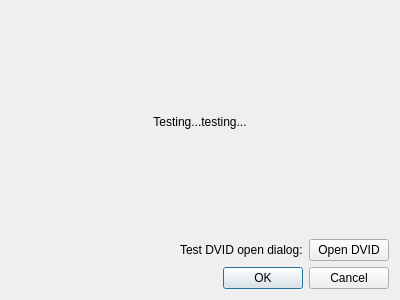
The window that neurolabi/gui/dialogs/ztestdialog2.ui (janelia-flyem/NeuTu) describes before a commit, drawn with Qt 5.
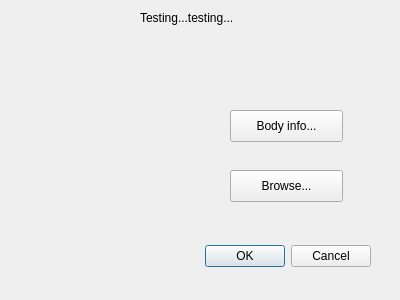
The same window after the commit.

Commit message: Revert "New dvid open dialog"

Patch:
```diff
--- a/neurolabi/gui/dialogs/ztestdialog2.ui
+++ b/neurolabi/gui/dialogs/ztestdialog2.ui
@@ -13,59 +13,61 @@
   <property name="windowTitle">
    <string>Dialog</string>
   </property>
-  <layout class="QVBoxLayout" name="verticalLayout">
-   <item>
-    <widget class="QLabel" name="label">
-     <property name="text">
-      <string>Testing...testing...</string>
-     </property>
-     <property name="alignment">
-      <set>Qt::AlignCenter</set>
-     </property>
-    </widget>
-   </item>
-   <item>
-    <layout class="QHBoxLayout" name="horizontalLayout">
-     <item>
-      <spacer name="horizontalSpacer">
-       <property name="orientation">
-        <enum>Qt::Horizontal</enum>
-       </property>
-       <property name="sizeHint" stdset="0">
-        <size>
-         <width>40</width>
-         <height>20</height>
-        </size>
-       </property>
-      </spacer>
-     </item>
-     <item>
-      <widget class="QLabel" name="label_3">
-       <property name="text">
-        <string>Test DVID open dialog:</string>
-       </property>
-      </widget>
-     </item>
-     <item>
-      <widget class="QPushButton" name="openDvidButton">
-       <property name="text">
-        <string>Open DVID</string>
-       </property>
-      </widget>
-     </item>
-    </layout>
-   </item>
-   <item>
-    <widget class="QDialogButtonBox" name="buttonBox">
-     <property name="orientation">
-      <enum>Qt::Horizontal</enum>
-     </property>
-     <property name="standardButtons">
-      <set>QDialogButtonBox::Cancel|QDialogButtonBox::Ok</set>
-     </property>
-    </widget>
-   </item>
-  </layout>
+  <widget class="QDialogButtonBox" name="buttonBox">
+   <property name="geometry">
+    <rect>
+     <x>30</x>
+     <y>240</y>
+     <width>341</width>
+     <height>32</height>
+    </rect>
+   </property>
+   <property name="orientation">
+    <enum>Qt::Horizontal</enum>
+   </property>
+   <property name="standardButtons">
+    <set>QDialogButtonBox::Cancel|QDialogButtonBox::Ok</set>
+   </property>
+  </widget>
+  <widget class="QLabel" name="label">
+   <property name="geometry">
+    <rect>
+     <x>140</x>
+     <y>10</y>
+     <width>131</width>
+     <height>16</height>
+    </rect>
+   </property>
+   <property name="text">
+    <string>Testing...testing...</string>
+   </property>
+  </widget>
+  <widget class="QPushButton" name="browseButton">
+   <property name="geometry">
+    <rect>
+     <x>230</x>
+     <y>170</y>
+     <width>113</width>
+     <height>32</height>
+    </rect>
+   </property>
+   <property name="text">
+    <string>Browse...</string>
+   </property>
+  </widget>
+  <widget class="QPushButton" name="bodyInfoButton">
+   <property name="geometry">
+    <rect>
+     <x>230</x>
+     <y>110</y>
+     <width>113</width>
+     <height>32</height>
+    </rect>
+   </property>
+   <property name="text">
+    <string>Body info...</string>
+   </property>
+  </widget>
  </widget>
  <resources/>
  <connections>
```
The commit also changes 275 other files.
